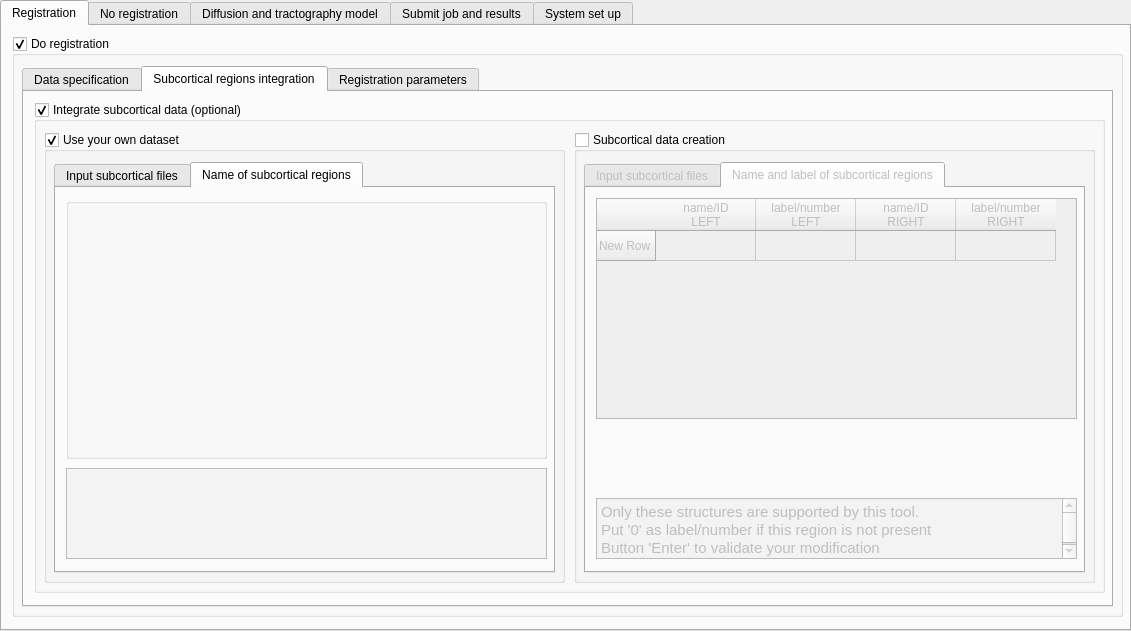
This is interface_tab.ui in elodiepiot/CONTINUITY_all as Qt 5 draws it before an edit. The edited form follows.
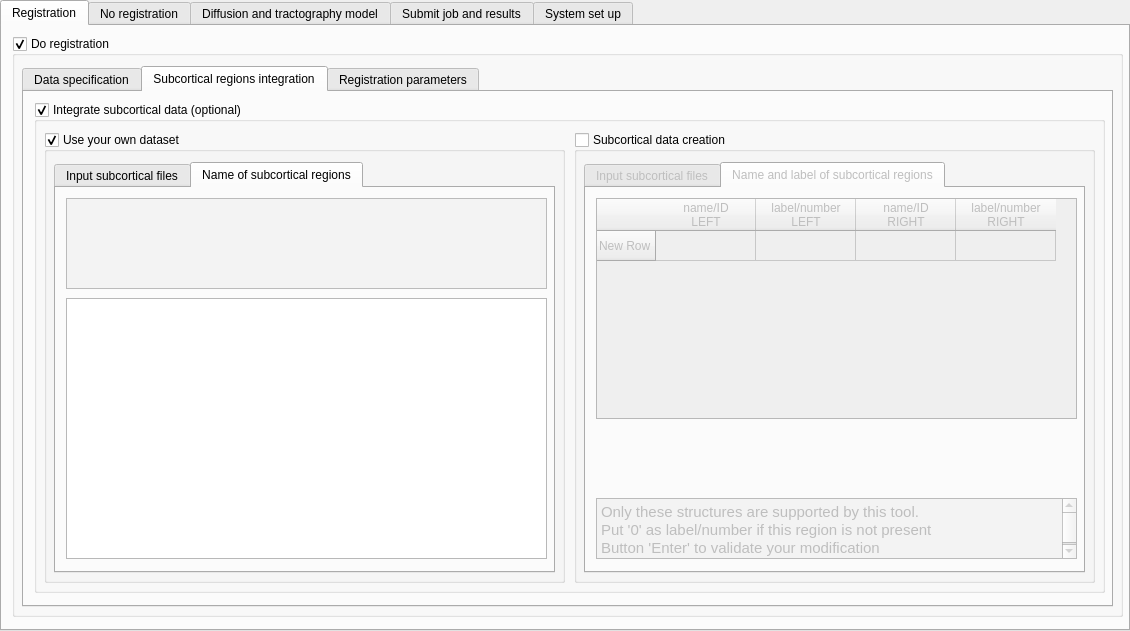
This is the edited form. The open tabs and pages were chosen to show the change.

Commit message: ENH: new subcortical regions own interface

Diff of the .ui file:
```diff
--- a/interface_tab.ui
+++ b/interface_tab.ui
@@ -6,7 +6,7 @@
    <rect>
     <x>0</x>
     <y>0</y>
-    <width>1131</width>
+    <width>1130</width>
     <height>631</height>
    </rect>
   </property>
@@ -1719,38 +1719,11 @@
           <attribute name="title">
            <string>Name of subcortical regions</string>
           </attribute>
-          <widget class="QGroupBox" name="list_sc_groupBox">
-           <property name="geometry">
-            <rect>
-             <x>10</x>
-             <y>10</y>
-             <width>481</width>
-             <height>261</height>
-            </rect>
-           </property>
-           <property name="font">
-            <font>
-             <weight>50</weight>
-             <bold>false</bold>
-             <stylestrategy>PreferDefault</stylestrategy>
-             <kerning>true</kerning>
-            </font>
-           </property>
-           <property name="contextMenuPolicy">
-            <enum>Qt::DefaultContextMenu</enum>
-           </property>
-           <property name="title">
-            <string/>
-           </property>
-           <property name="flat">
-            <bool>false</bool>
-           </property>
-          </widget>
           <widget class="QTextEdit" name="color_sc_textEdit">
            <property name="geometry">
             <rect>
              <x>10</x>
-             <y>280</y>
+             <y>10</y>
              <width>481</width>
              <height>91</height>
             </rect>
@@ -1774,6 +1747,16 @@
 &lt;p style=&quot;-qt-paragraph-type:empty; margin-top:0px; margin-bottom:0px; margin-left:0px; margin-right:0px; -qt-block-indent:0; text-indent:0px;&quot;&gt;&lt;br /&gt;&lt;/p&gt;&lt;/body&gt;&lt;/html&gt;</string>
            </property>
           </widget>
+          <widget class="QListWidget" name="list_sc_listWidget">
+           <property name="geometry">
+            <rect>
+             <x>10</x>
+             <y>110</y>
+             <width>481</width>
+             <height>261</height>
+            </rect>
+           </property>
+          </widget>
          </widget>
         </widget>
        </widget>
```
Left out of the diff: 34 changed lines with no effect on the pictures. The commit also changes 7 other files.
